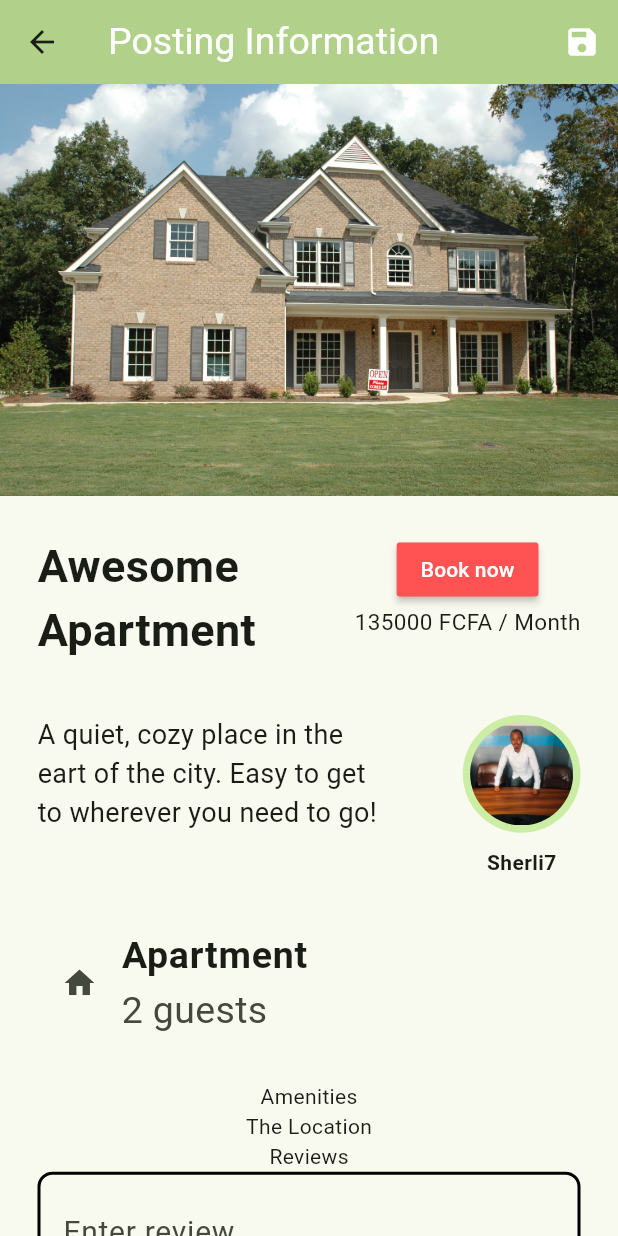
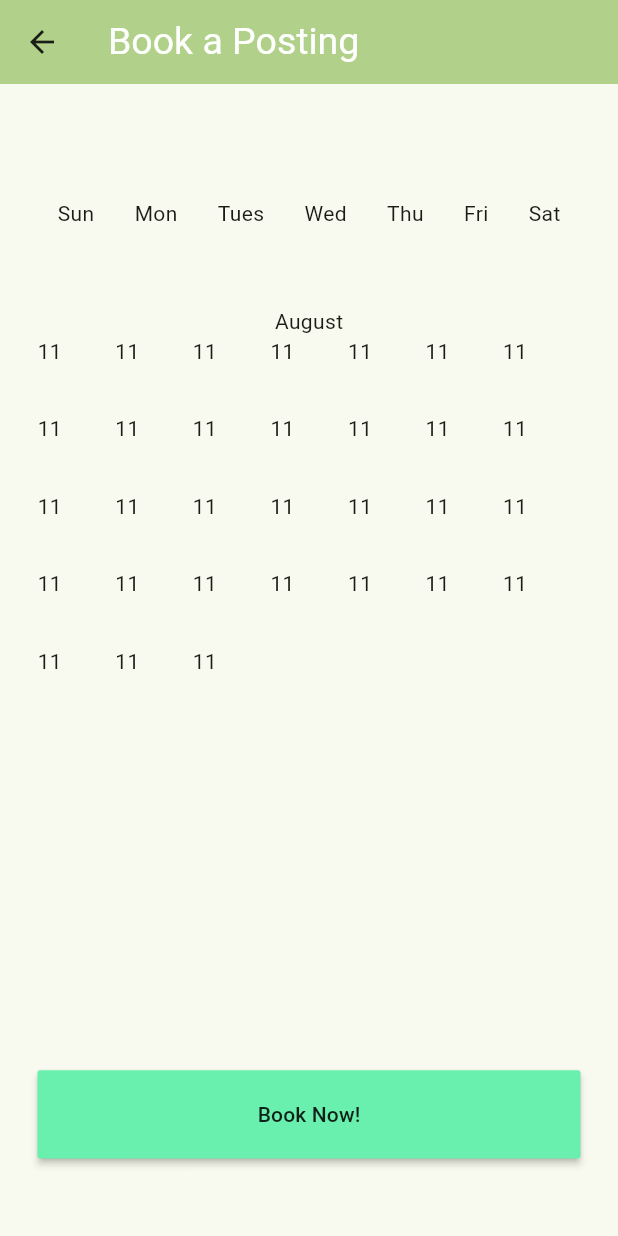
Before and after one commit to Sherli7/allobailleur-repo, a Flutter app: the ViewPostingPage screen opened by its route, after a tap on "Book now", on a phone screen of 412 x 824 dp. Run offline on Flutter 3.47's test engine with Material 3 defaults, Android fonts, the phone set to English and light mode, and no system bars; drawn by our look-alikes of auto_size_text; our stand-ins replace flutter_rating_bar, google_maps_flutter, permission_handler.

Commit message:
Bookings Page

```diff
--- a/lib/Models/AppConstants.dart
+++ b/lib/Models/AppConstants.dart
@@ -8,7 +8,7 @@ class AppConstants {
     return Color(int.parse(buffer.toString(), radix: 16));
   }
 
-  static const String AndroidAPIKey = "AIzaSyD7fDd1gKzRReOu8q_unDymCBIhD6BkLMI";
+  static const String googleMapsAPIKey = "AIzaSyA9N4US-35zEuRemX0ppXCRtSsOiHgG5T0";
   static const String appName = 'Allô Bailleur';
   static final Color selectedIconColor = toColor('f95738');
   static final Color nonselectedIconColor = toColor('0a0908');
--- /dev/null
+++ b/lib/Screens/BookPostingPage.dart
@@ -0,0 +1,67 @@
+import 'package:flutter/material.dart';
+import 'package:rent_house/Screens/guestHomePage.dart';
+import 'package:rent_house/Views/TextWidgets.dart';
+import 'package:rent_house/Views/calendarWidgets.dart';
+
+class BookPostingPage extends StatefulWidget {
+  static const String routeName = '/bookPostingPageRoute';
+
+  const BookPostingPage({super.key});
+
+
+  @override
+  State<BookPostingPage> createState() => _MyBookPostingPageState();
+}
+
+class _MyBookPostingPageState extends State<BookPostingPage> {
+
+  @override
+  Widget build(BuildContext context) {
+    return Scaffold(
+      appBar: AppBar(
+        backgroundColor: Theme.of(context).colorScheme.inversePrimary,
+        title: AppBarText(key: UniqueKey(), text: 'Book a Posting'),
+      ),
+      body:Padding(
+        padding: const EdgeInsets.fromLTRB(25, 25,25, 0),
+        child: Column(
+
+          mainAxisAlignment: MainAxisAlignment.spaceEvenly,
+          children: <Widget>[
+            Row(
+              mainAxisSize: MainAxisSize.max,
+              mainAxisAlignment: MainAxisAlignment.spaceAround,
+              children: <Widget> [
+                Text('Sun'),
+                Text('Mon'),
+                Text('Tues'),
+                Text('Wed'),
+                Text('Thu'),
+                Text('Fri'),
+                Text('Sat'),
+              ],
+            ),
+            Container(
+              height: MediaQuery.of(context).size.height/1.8,
+              child: PageView.builder(
+                itemCount: 13,
+                itemBuilder: (context,index){
+                  return CalendarMonthWidget(montIndex: index,);
+                },
+              ),
+            ),
+            MaterialButton(
+                onPressed: (){
+
+                },
+              child: Text('Book Now!'),
+              minWidth: double.infinity,
+              height: MediaQuery.of(context).size.height/14,
+              color: Colors.greenAccent,
+            ),
+          ],
+        ),
+      ),
+    );
+  }
+}
--- a/lib/Screens/accountPage.dart
+++ b/lib/Screens/accountPage.dart
@@ -108,7 +108,7 @@ class AccountPageListViewItem extends StatelessWidget {
   final String text;
   final IconData? iconData;  // Make IconData nullable
 
-  const AccountPageListViewItem({Key? key, required this.text, this.iconData}) : super(key: key);
+  const AccountPageListViewItem({super.key, required this.text, this.iconData});
 
   @override
   Widget build(BuildContext context) {
--- a/lib/Screens/explorePage.dart
+++ b/lib/Screens/explorePage.dart
@@ -17,7 +17,7 @@ class MyExplorePageState extends State<ExplorePage> {
       child: SingleChildScrollView(
         child: Column(
           children: <Widget>[
-            Padding(
+            const Padding(
               padding: EdgeInsets.only(top: 10, bottom: 50.0),
               child: TextField(
                 decoration: InputDecoration(
@@ -41,7 +41,7 @@ class MyExplorePageState extends State<ExplorePage> {
               physics: const ScrollPhysics(),
               shrinkWrap: true,
               itemCount: 4,
-              gridDelegate: SliverGridDelegateWithFixedCrossAxisCount(
+              gridDelegate: const SliverGridDelegateWithFixedCrossAxisCount(
                 crossAxisCount: 2,
                 crossAxisSpacing: 15,
                 mainAxisSpacing: 15,
@@ -50,7 +50,7 @@ class MyExplorePageState extends State<ExplorePage> {
               itemBuilder: (context, index) {
                 return InkResponse(
                   enableFeedback: true,
-                  child: PositingGridTile(),
+                  child: const PositingGridTile(),
                   onTap: () {
                     // Replace 'routeName' with your actual route name
                     Navigator.pushNamed(
--- a/lib/Screens/guestHomePage.dart
+++ b/lib/Screens/guestHomePage.dart
@@ -10,7 +10,7 @@ import 'package:rent_house/Views/TextWidgets.dart';
 class GuestHomePage extends StatefulWidget {
   static const String routeName = 'loginPageRoute';
 
-  const GuestHomePage({Key? key}) : super(key: key); // Changed to optional key
+  const GuestHomePage({super.key}); // Changed to optional key
 
   @override
   GuestHomePageState createState() => GuestHomePageState();
@@ -29,7 +29,7 @@ class GuestHomePageState extends State<GuestHomePage> {
   final List<Widget> _page=[
     const ExplorePage(),
     const SavedPage(),
-     TripsPage(),
+     const TripsPage(),
     const InboxPage(),
     const AccountPage()
   ];
--- a/lib/Screens/loginPage.dart
+++ b/lib/Screens/loginPage.dart
@@ -7,7 +7,7 @@ import 'package:rent_house/Views/TextWidgets.dart';
 class LoginPage extends StatefulWidget {
   static const String routeName = '/loginPageRoute';
 
-  const LoginPage({Key? key, required this.title}) : super(key: key);
+  const LoginPage({super.key, required this.title});
   final String title;
 
   @override
--- a/lib/Screens/main.dart
+++ b/lib/Screens/main.dart
@@ -2,6 +2,7 @@ import 'dart:async';
 
 import 'package:flutter/material.dart';
 import 'package:rent_house/Models/AppConstants.dart';
+import 'package:rent_house/Screens/BookPostingPage.dart';
 import 'package:rent_house/Screens/guestHomePage.dart';
 import 'package:rent_house/Screens/loginPage.dart';
 import 'package:rent_house/Screens/personalInfoPage.dart';
@@ -30,6 +31,7 @@ class MyApp extends StatelessWidget {
         PersonalInfoPage.routeName:(context)=>const PersonalInfoPage(),
         ViewProfilePage.routeName:(context)=>const ViewProfilePage(),
         ViewPostingPage.routeName:(context)=> const ViewPostingPage(),
+        BookPostingPage.routeName:(context)=> const BookPostingPage(),
       },
     );
   }
--- a/lib/Screens/viewPostingPage.dart
+++ b/lib/Screens/viewPostingPage.dart
@@ -1,6 +1,12 @@
+import 'dart:async';
+
 import 'package:auto_size_text/auto_size_text.dart';
 import 'package:flutter/material.dart';
-import 'package:rent_house/Screens/guestHomePage.dart';
+import 'package:google_maps_flutter/google_maps_flutter.dart';
+import 'package:permission_handler/permission_handler.dart';
+import 'package:rent_house/Screens/BookPostingPage.dart';
+import 'package:rent_house/Screens/viewProfilePage.dart';
+import 'package:rent_house/Views/ListWidgets.dart';
 import 'package:rent_house/Views/TextWidgets.dart';
 import 'package:rent_house/Views/formWidgets.dart';
 
@@ -16,9 +22,33 @@ class ViewPostingPage extends StatefulWidget {
 
 class _MyViewPostingPageState extends State<ViewPostingPage> {
 
-  void _signup(){
-    Navigator.pushNamed(context, GuestHomePage.routeName);
+  final List<String> _amenities=[
+    'Hair dryer',
+    'Dishwasher',
+    'Iron',
+    'Wifi',
+    'Carport'
+  ];
+
+  final LatLng _centerLatLng=const LatLng(3.816350,11.489400);
+  late Completer<GoogleMapController> _completer;
+
+  @override
+  void initState() {
+    super.initState();
+    _requestLocationPermission();
+    _completer = Completer();
   }
+
+  void _requestLocationPermission() async {
+    var status = await Permission.location.request();
+    if (status.isGranted) {
+      print("Location permission granted");
+    } else {
+      print("Location permission denied");
+    }
+  }
+
   @override
   Widget build(BuildContext context) {
     return Scaffold(
@@ -39,7 +69,7 @@ class _MyViewPostingPageState extends State<ViewPostingPage> {
               child: PageView.builder(
                   itemCount: 3,
                   itemBuilder: (context,index){
-                    return Image(
+                    return const Image(
                       image: AssetImage('assets/images/house.jpeg'),
                       fit: BoxFit.fill,
                     );
@@ -49,6 +79,7 @@ class _MyViewPostingPageState extends State<ViewPostingPage> {
             Padding(
                 padding: const EdgeInsets.fromLTRB(25, 25,25, 0),
               child: Column(
+                crossAxisAlignment: CrossAxisAlignment.start,
                 children: <Widget>[
                   Row(
                     crossAxisAlignment: CrossAxisAlignment.start,
@@ -59,41 +90,36 @@ class _MyViewPostingPageState extends State<ViewPostingPage> {
                         mainAxisAlignment: MainAxisAlignment.spaceBetween,
                         children: <Widget>[
 
-                          Container(
+                          SizedBox(
                             width:MediaQuery.of(context).size.width/2,
-                            child: AutoSizeText(
+                            child: const AutoSizeText(
                               'Awesome Apartment',
                               style: TextStyle(
                               fontWeight: FontWeight.bold,
                               fontSize: 30.0
                             ),
-                              // maxFontSize: 30.0,
-                              // minFontSize: 21.0,
                               maxLines: 2,
                             ),
                           ),
-/*                          Padding(
-                            padding: const EdgeInsets.only(top: 5.0),
-                            child: Text(
-                              'Apartment', style: TextStyle(
-                                fontSize: 20.0
-                            ),
-                            ),
-                          ),*/
                         ],
                       ),
                       Column(
                         children: <Widget>[
-                         MaterialButton(onPressed: (){},
+                         MaterialButton(onPressed: (){
+                           Navigator.pushNamed(
+                               context,
+                               BookPostingPage.routeName
+                           );
+                         },
                          color: Colors.redAccent,
-                         child: Text(
+                         child: const Text(
                            'Book now',
                            style: TextStyle(
                              color: Colors.white
                            ),
                          ),
                          ),
-                          Text(
+                          const Text(
                             '135000 FCFA / Month',
                             style: TextStyle(
                               fontSize: 15.0
@@ -109,9 +135,9 @@ class _MyViewPostingPageState extends State<ViewPostingPage> {
                       mainAxisAlignment: MainAxisAlignment.spaceBetween,
                       crossAxisAlignment: CrossAxisAlignment.start,
                       children:<Widget> [
-                        Container(
+                        SizedBox(
                           width:MediaQuery.of(context).size.width/1.75,
-                          child: AutoSizeText(
+                          child: const AutoSizeText(
                               'A quiet, cozy place in the eart of the city. Easy to get to wherever you need to go!',
                             style: TextStyle(
                             ),
@@ -124,13 +150,23 @@ class _MyViewPostingPageState extends State<ViewPostingPage> {
                           children: <Widget> [
                             CircleAvatar(
                               radius: MediaQuery.of(context).size.width/10.5,
+                              backgroundColor: Colors.black,
+                              child:
+                              GestureDetector(
+                                onTap: (){
+                                  Navigator.pushNamed(
+                                      context,
+                                      ViewProfilePage.routeName
+                                  );
+                                },
                                 child: CircleAvatar(
-                                backgroundImage: AssetImage('assets/images/sherli7.jpg'),
+                                  backgroundImage: const AssetImage('assets/images/sherli7.jpg'),
                                   radius: MediaQuery.of(context).size.width/12,
                                 ),
                               ),
-                            Padding(
-                              padding: const EdgeInsets.only(top:10.0),
+                            ),
+                            const Padding(
+                              padding: EdgeInsets.only(top:10.0),
                               child: Text(
                                 'Sherli7',
                                 style: TextStyle(
@@ -143,23 +179,115 @@ class _MyViewPostingPageState extends State<ViewPostingPage> {
                       ],
                     ),
                   ),
-                  ListView(
+                  Padding(
+                    padding: const EdgeInsets.only(bottom: 25.0),
+                    child: ListView(
                       shrinkWrap: true,
-                    children: <Widget> [
+                      children: const <Widget> [
                         PostingInfoTile(
-                          icon: Icon(Icons.home),
+                            iconData: Icons.home,
                             category: 'Apartment',
                             categoryInfo: '2 guests',
-                      )
+                        ),
+                        PostingInfoTile(
+                          iconData: Icons.hotel,
+                          category: '1 Bedrooms',
+                          categoryInfo: ' 1 King',
+                        ),
+                        PostingInfoTile(
+                          iconData: Icons.wc,
+                          category: 'Bathroom',
+                          categoryInfo: '1 full',
+                        ),
                       ],
                     ),
-                  Text(""),
-                  Text("Amenities"),
-                  //GridView.count(crossAxisCount: crossAxisCount)
-                  Text("The Location"),
-                  Container(),
-                  Text("Reviews"),
-                  ReviewForm(),
+                  ),
+                  const Text(
+                    'Amenities',
+                    style: TextStyle(
+                        fontWeight: FontWeight.bold,
+                        fontSize: 25.0
+                    ),
+                  ),
+                  Padding(
+                    padding: const EdgeInsets.only(top:25.0, bottom: 25.0),
+                    child: GridView.count(
+                      shrinkWrap: true,
+                        crossAxisCount: 2,
+                      childAspectRatio: 4/1,
+                      children: List.generate(_amenities.length, (index) {
+                        return Text(
+                          _amenities[index],
+                          style: const TextStyle(
+                              fontSize: 25.0
+                          ),
+                        );
+                      }),
+                    ),
+                  ),
+                  const Text(
+                    'The Location',
+                    style: TextStyle(
+                        fontWeight: FontWeight.bold,
+                        fontSize: 25.0
+                    ),
+                  ),
+                  const Padding(
+                    padding: EdgeInsets.only(top:25.0,bottom: 25.0),
+                    child: Text(
+                      'Rond point damas,Yaoundé',
+                      style: TextStyle(
+                          fontSize: 25.0
+                      ),
+                    ),
+                  ),
+                  Padding(
+                    padding: const EdgeInsets.only(bottom: 25.0),
+                    child: Container(
+                      height: MediaQuery.of(context).size.height / 3,
+                      child: GoogleMap(
+                        onMapCreated: (controller){
+                          _completer.complete(controller);
+                        },
+                        mapType: MapType.normal,
+                        initialCameraPosition: CameraPosition(
+                          target: _centerLatLng,
+                          zoom: 11.0,
+                        ),
+                        markers: <Marker> {
+                          Marker(
+                            markerId: MarkerId("House Location"),
+                            position: _centerLatLng,
+                            icon: BitmapDescriptor.defaultMarker,
+                          ),
+                        },
+                      ),
+                    ),
+                  ),
+                  const Text(
+                    'Reviews',
+                    style: TextStyle(
+                        fontWeight: FontWeight.bold,
+                        fontSize: 25.0
+                    ),
+                  ),
+                  const Padding(
+                    padding: EdgeInsets.only(top: 20.0),
+                    child: ReviewForm(),
+                  ),
+                  Padding(
+                    padding: const EdgeInsets.only(top: 20.0),
+                    child:ListView.builder(
+                      itemCount: 2,
+                      shrinkWrap: true,
+                      itemBuilder: (context, index) {
+                        return Padding(
+                          padding: const EdgeInsets.only(top:10.0, bottom: 10.0),
+                          child: ReviewListTitle(key: UniqueKey()),
+                        ); // Adjust this according to how ReviewListTitle is defined
+                      },
+                    ),
+                  ),
                 ],
               ),
             ),
@@ -172,25 +300,28 @@ class _MyViewPostingPageState extends State<ViewPostingPage> {
 }
 
 class PostingInfoTile extends StatelessWidget{
-  final Icon icon;
+  final IconData iconData;
   final String category;
   final String categoryInfo;
 
-  PostingInfoTile({super.key, required this.icon, required this.category, required this.categoryInfo});
+  const PostingInfoTile({super.key, required this.iconData, required this.category, required this.categoryInfo});
   @override
   Widget build(BuildContext context) {
     return ListTile(
-      leading: icon,
+      leading: Icon(
+          iconData,
+          size: 30.0,
+      ),
       title: Text(
         category,
-        style: TextStyle(
+        style: const TextStyle(
           fontWeight: FontWeight.bold,
           fontSize: 25.0
         ),
       ),
       subtitle:Text(
         categoryInfo,
-        style: TextStyle(
+        style: const TextStyle(
             fontSize: 25.0
         ),
       ),
--- a/lib/Screens/viewProfilePage.dart
+++ b/lib/Screens/viewProfilePage.dart
@@ -40,7 +40,7 @@ class _MyViewProfilePageState extends State<ViewProfilePage> {
                   mainAxisAlignment: MainAxisAlignment.spaceBetween,
                   crossAxisAlignment: CrossAxisAlignment.center,
                   children: <Widget>[
-                   Container(
+                   SizedBox(
                       width: MediaQuery.of(context).size.width * 3/5,
                       child: const AutoSizeText(
                         'Hi my name is Sherli7',
@@ -119,8 +119,8 @@ class _MyViewProfilePageState extends State<ViewProfilePage> {
                     ),
                   ),
                 ),
-                Padding(
-                  padding: const EdgeInsets.only(top: 20.0),
+                const Padding(
+                  padding: EdgeInsets.only(top: 20.0),
                   child: ReviewForm(),
                 ),
                 Padding(
--- /dev/null
+++ b/lib/Views/calendarWidgets.dart
@@ -0,0 +1,61 @@
+import 'package:flutter/material.dart';
+import 'package:rent_house/Models/AppConstants.dart';
+
+class CalendarMonthWidget extends StatefulWidget{
+  final int montIndex;
+  const CalendarMonthWidget({super.key,required this.montIndex});
+
+  @override
+  State<CalendarMonthWidget> createState() => _CalendarMonthState();
+
+}
+
+class _CalendarMonthState extends State<CalendarMonthWidget> {
+  late List<MonthTile> _monthtile;
+
+  @override
+  void initState() {
+    _monthtile = [];
+    super.initState();
+    // Assuming each month has 30 days for simplicity. Update this logic based on actual month length.
+    for (int i = 0; i < 31; i++) {
+      _monthtile.add(MonthTile(date: DateTime.now()));
+    }
+  }
+
+  @override
+  Widget build(BuildContext context) {
+    return Column(
+      children: <Widget>[
+        Text('August'), // Replace with actual month name
+        GridView.builder(
+          itemCount: 31, // Updated to match the length of _monthtile
+          shrinkWrap: true,
+          gridDelegate: SliverGridDelegateWithFixedCrossAxisCount(
+            crossAxisCount: 7,
+            childAspectRatio: 1 / 1,
+          ),
+          itemBuilder: (context, index) {
+            return _monthtile[index]; // Directly return the MonthTile
+          },
+        ),
+      ],
+    );
+  }
+}
+
+
+
+class MonthTile extends StatelessWidget {
+
+  final DateTime date;
+
+  MonthTile({super.key, required this.date});
+
+  @override
+  Widget build(BuildContext context) {
+    return Text(this.date == null ? "" : date.day.toString());
+  }
+
+
+}
--- a/lib/Views/formWidgets.dart
+++ b/lib/Views/formWidgets.dart
@@ -1,6 +1,5 @@
 import 'package:flutter/material.dart';
 import 'package:flutter_rating_bar/flutter_rating_bar.dart';
-import 'package:rent_house/Models/AppConstants.dart';
 
 class ReviewForm extends StatefulWidget {  @override
 
@@ -62,8 +61,8 @@ class ReviewFormState extends State<ReviewForm>{
            ),
            MaterialButton(
              onPressed: (){},
+             color: Colors.lightBlue,
              child: const Text('Submit'),
-             color: Colors.lightBlue,
            ),
          ],
        ),
--- a/pubspec.yaml
+++ b/pubspec.yaml
@@ -38,6 +38,8 @@ dependencies:
   auto_size_text_field: ^2.2.2
   auto_size_text: ^3.0.0
   flutter_rating_bar: ^4.0.1
+  google_maps_flutter: ^2.5.2
+  permission_handler: ^11.1.0
 
 dev_dependencies:
   flutter_test:
```
Also changed, not shown: lib/Screens/savedPage.dart (+5 -5 lines), lib/Screens/tripsPage.dart (+10 -10 lines), lib/Views/gridWidets.dart (+12 -12 lines), pubspec.lock, 8 other files. Lines whose indentation alone changed are shown as unchanged.
